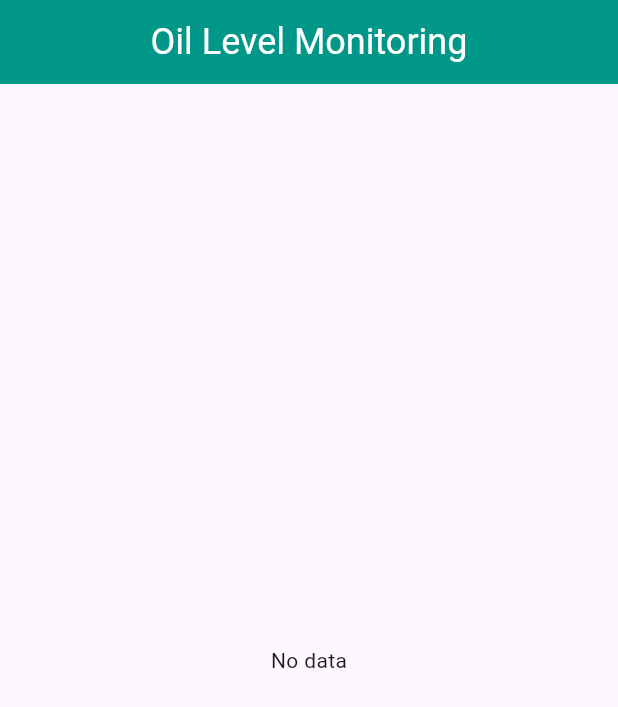
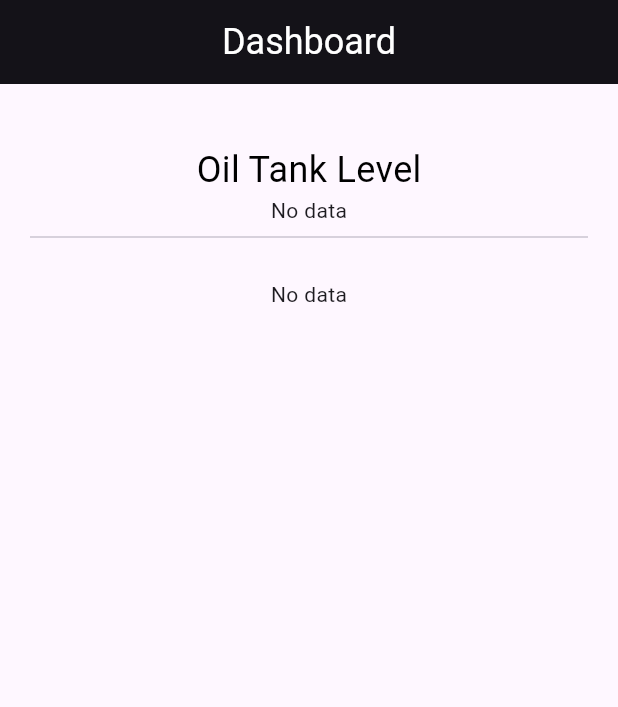
Before and after one commit to Prakhar29Sharma/Flutter_IoT_Project, a Flutter app: the screen it shows after launch, on a phone screen of 412 x 824 dp. Shown: the top 707 px of the screen. Run offline on Flutter 3.47's test engine with Material 3 defaults, Android fonts, the phone set to English and light mode, and no system bars; our stand-ins replace dashed_circular_progress_bar, firebase_core, firebase_database; accounts and stored records are empty.

Commit message:
added air quality component

```diff
--- /dev/null
+++ b/lib/air_quality_screen.dart
@@ -0,0 +1,59 @@
+import 'package:firebase_database/firebase_database.dart';
+import 'package:flutter/material.dart';
+
+class AirQualityScreen extends StatefulWidget {
+  const AirQualityScreen({Key? key}) : super(key: key);
+
+  @override
+  _AirQualityScreenState createState() => _AirQualityScreenState();
+}
+
+class _AirQualityScreenState extends State<AirQualityScreen> {
+
+  final reference = FirebaseDatabase.instance.reference().child('test').child('air_quality');
+
+  @override
+  Widget build(BuildContext context) {
+    return StreamBuilder(
+      stream: reference.onValue,
+      builder: (context, snapshot) {
+        if (snapshot.hasData && !snapshot.hasError && snapshot.data!.snapshot.value != null) {
+          // Parse distance value from snapshot
+          double distance = double.tryParse(snapshot.data!.snapshot.value.toString()) ?? 0.0;
+          // Return LevelProgressBar widget with distance value
+          return Padding(
+            padding: const EdgeInsets.all(20),
+            child: Column(
+              children: [
+                const Text(
+                  'Air Quality',
+                  style: TextStyle(
+                    color: Colors.black,
+                    fontSize: 24.0,
+                  ),
+                ),
+                const SizedBox(height: 20),
+                Text(
+                    (distance*1000).toStringAsFixed(2),
+                  style: const TextStyle(
+                    color: Colors.grey,
+                    fontSize: 60,
+                  ),
+                ),
+                const Text(
+                  'AQI',
+                  style: TextStyle(
+                    color: Colors.grey,
+                    fontSize: 16,
+                  ),
+                ),
+              ],
+            ),
+          );
+        } else {
+          return const Text('No data');
+        }
+      },
+    );
+  }
+}
--- a/lib/level_screen.dart
+++ b/lib/level_screen.dart
@@ -21,7 +21,10 @@ class _DistanceScreenState extends State<DistanceScreen> {
           // Parse distance value from snapshot
           double distance = double.tryParse(snapshot.data!.snapshot.value.toString()) ?? 0.0;
           // Return LevelProgressBar widget with distance value
-          return DistanceProgressScreen(distance: distance);
+          return Padding(
+            padding: const EdgeInsets.all(20),
+            child: DistanceProgressScreen(distance: distance),
+          );
         } else {
           return const Text('No data');
         }
--- a/lib/main.dart
+++ b/lib/main.dart
@@ -1,5 +1,6 @@
 import 'package:flutter/material.dart';
 import 'package:firebase_core/firebase_core.dart';
+import 'package:iot_project/air_quality_screen.dart';
 import 'firebase_options.dart';
 import 'level_screen.dart';
 
@@ -17,11 +18,11 @@ class MyApp extends StatelessWidget {
   @override
   Widget build(BuildContext context) {
     return MaterialApp(
-      title: 'IoT Oil Monitoring Project',
+      title: 'Oil Tank Monitoring',
       theme: ThemeData(
         primarySwatch: Colors.blue,
       ),
-      home: const MyHomePage(title: 'Oil Level Monitoring'),
+      home: const MyHomePage(title: 'Dashboard'),
     );
   }
 }
@@ -34,7 +35,7 @@ class MyHomePage extends StatelessWidget {
   Widget build(BuildContext context) {
     return Scaffold(
       appBar: AppBar(
-        backgroundColor: Colors.teal,
+        backgroundColor: ThemeData.dark().primaryColor,
         title: Text(
           title,
           style: const TextStyle(
@@ -45,8 +46,29 @@ class MyHomePage extends StatelessWidget {
         ),
         centerTitle: true,
       ),
-      body: const Center(
-        child: DistanceScreen(),
+      body: Container(
+        padding: const EdgeInsets.all(20),
+        child: const SingleChildScrollView(
+          child: Center(
+            child: Column(
+              children: [
+                SizedBox(height: 20),
+                Text(
+                  "Oil Tank Level",
+                  style: TextStyle(
+                    color: Colors.black,
+                    fontSize: 24.0,
+                    fontWeight: FontWeight.w400,
+                  ),
+                ),
+                DistanceScreen(),
+                Divider(),
+                SizedBox(height: 20),
+                AirQualityScreen(),
+              ],
+            ),
+          ),
+        ),
       ),
     );
   }
```
